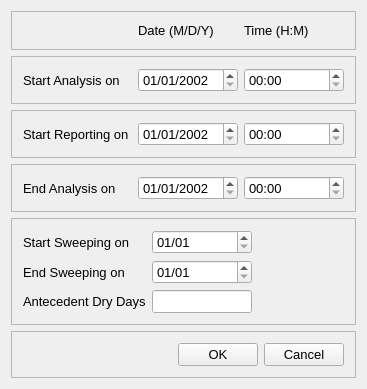
USEPA/SWMM-EPANET_User_Interface, file src/ui/SWMM/frmDatesDesigner.ui: the form before one commit.
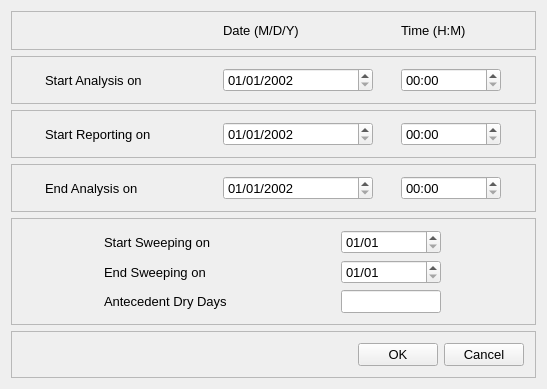
The form after the commit.

Commit message: frmDatesDesigner.py and frmDatesDesigner.ui -- increase width of date fields and labels to accomidate varying screen resolutions

The edit to the form file:
```diff
--- a/src/ui/SWMM/frmDatesDesigner.ui
+++ b/src/ui/SWMM/frmDatesDesigner.ui
@@ -6,8 +6,8 @@
    <rect>
     <x>0</x>
     <y>0</y>
-    <width>367</width>
-    <height>352</height>
+    <width>547</width>
+    <height>368</height>
    </rect>
   </property>
   <property name="font">
@@ -58,7 +58,7 @@
          </property>
          <property name="maximumSize">
           <size>
-           <width>100</width>
+           <width>150</width>
            <height>16777215</height>
           </size>
          </property>
@@ -121,7 +121,7 @@
         <widget class="QDateEdit" name="dedStart">
          <property name="maximumSize">
           <size>
-           <width>100</width>
+           <width>150</width>
            <height>16777215</height>
           </size>
          </property>
@@ -200,7 +200,7 @@
         <widget class="QDateEdit" name="dedStartReport">
          <property name="maximumSize">
           <size>
-           <width>100</width>
+           <width>150</width>
            <height>16777215</height>
           </size>
          </property>
@@ -273,7 +273,7 @@
         <widget class="QDateEdit" name="dedEnd">
          <property name="maximumSize">
           <size>
-           <width>100</width>
+           <width>150</width>
            <height>16777215</height>
           </size>
          </property>
@@ -316,12 +316,15 @@
       <property name="frameShadow">
        <enum>QFrame::Raised</enum>
       </property>
-      <layout class="QFormLayout" name="formLayout">
-       <property name="fieldGrowthPolicy">
-        <enum>QFormLayout::AllNonFixedFieldsGrow</enum>
-       </property>
+      <layout class="QGridLayout" name="gridLayout">
        <item row="0" column="0">
         <widget class="QLabel" name="lblStartSweeping">
+         <property name="minimumSize">
+          <size>
+           <width>150</width>
+           <height>0</height>
+          </size>
+         </property>
          <property name="maximumSize">
           <size>
            <width>150</width>
@@ -348,6 +351,12 @@
        </item>
        <item row="1" column="0">
         <widget class="QLabel" name="lblEndSweeping">
+         <property name="minimumSize">
+          <size>
+           <width>150</width>
+           <height>0</height>
+          </size>
+         </property>
          <property name="maximumSize">
           <size>
            <width>150</width>
@@ -374,9 +383,15 @@
        </item>
        <item row="2" column="0">
         <widget class="QLabel" name="lblAntecedent">
+         <property name="minimumSize">
+          <size>
+           <width>150</width>
+           <height>0</height>
+          </size>
+         </property>
          <property name="maximumSize">
           <size>
-           <width>180</width>
+           <width>2000</width>
            <height>16777215</height>
           </size>
          </property>
```
The commit also changes 1 other file.
